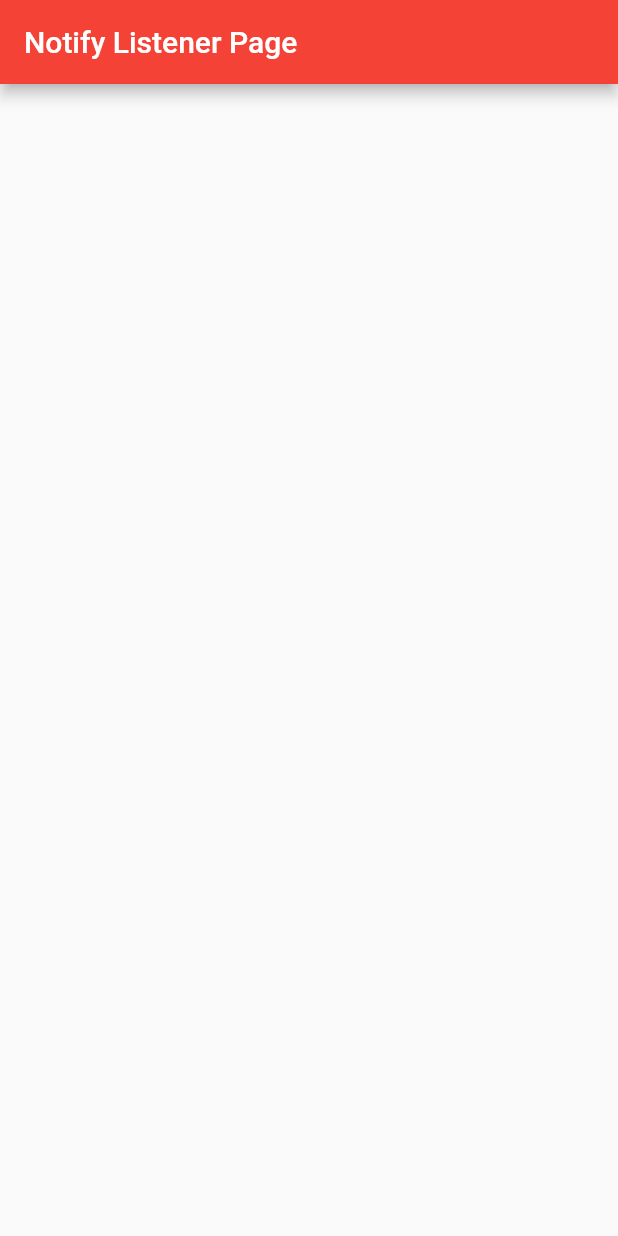
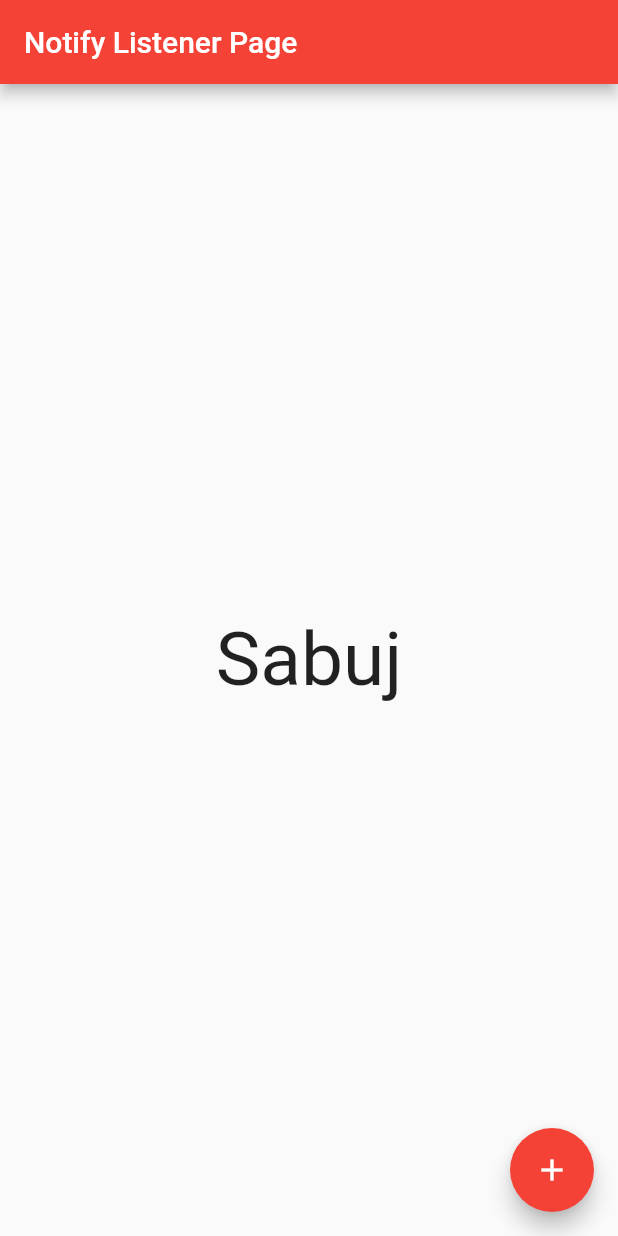
Before and after one commit to atik-sabuj/provider_mvvm, a Flutter app: the screen it shows after launch, on a phone screen of 412 x 824 dp. Run offline on Flutter 3.47's test engine with Material 2 defaults, Android fonts, the phone set to English and light mode, and no system bars.

Commit message:
Notify Listener Screen #3

```diff
--- a/lib/main.dart
+++ b/lib/main.dart
@@ -57,7 +57,7 @@ class MyApp extends StatelessWidget {
             ),
           ),
           debugShowCheckedModeBanner: false,
-          home: const NotifyListenerScreen(),
+          home:  NotifyListenerScreen(),
         );
       },),
     );
--- a/lib/screen/notify_listener/value_notify_listener.dart
+++ b/lib/screen/notify_listener/value_notify_listener.dart
@@ -1,7 +1,9 @@
 import 'package:flutter/material.dart';
 
 class NotifyListenerScreen extends StatefulWidget {
-  const NotifyListenerScreen({Key? key}) : super(key: key);
+  NotifyListenerScreen({Key? key}) : super(key: key);
+
+  ValueNotifier<int> _counter = ValueNotifier<int>(0);
 
   @override
   State<NotifyListenerScreen> createState() => _NotifyListenerScreenState();
@@ -14,6 +16,16 @@ class _NotifyListenerScreenState extends State<NotifyListenerScreen> {
       appBar: AppBar(
         title: Text('Notify Listener Page'),
       ),
+      body: const Center(
+        child: Text('Sabuj', style: TextStyle(fontSize: 50),),
+      ),
+
+      floatingActionButton: FloatingActionButton(
+        onPressed: (){
+
+        },
+        child: Icon(Icons.add),
+      ),
     );
   }
 }
```
